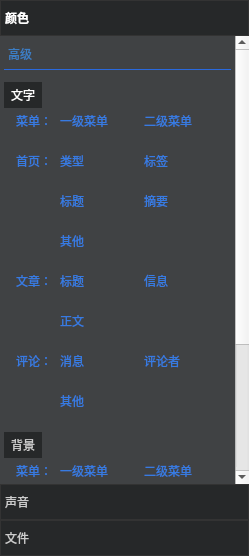
Qt form feint/pane/normaltoolpane.ui (feint123/Emoji) before a commit.
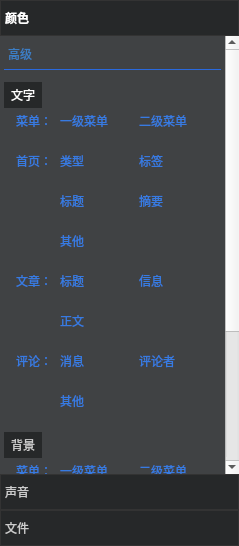
The same form after that commit. Custom widgets are drawn as their Qt base class.

```diff
--- a/feint/pane/normaltoolpane.ui
+++ b/feint/pane/normaltoolpane.ui
@@ -6,8 +6,8 @@
    <rect>
     <x>0</x>
     <y>0</y>
-    <width>249</width>
-    <height>556</height>
+    <width>239</width>
+    <height>546</height>
    </rect>
   </property>
   <property name="windowTitle">
@@ -74,8 +74,8 @@
        <rect>
         <x>0</x>
         <y>0</y>
-        <width>249</width>
-        <height>448</height>
+        <width>239</width>
+        <height>438</height>
        </rect>
       </property>
       <attribute name="label">
@@ -113,8 +113,8 @@
           <property name="geometry">
            <rect>
             <x>0</x>
-            <y>-200</y>
-            <width>234</width>
+            <y>-210</y>
+            <width>224</width>
             <height>648</height>
            </rect>
           </property>
```
Left out of the diff: 12 changed lines with no effect on the pictures.
